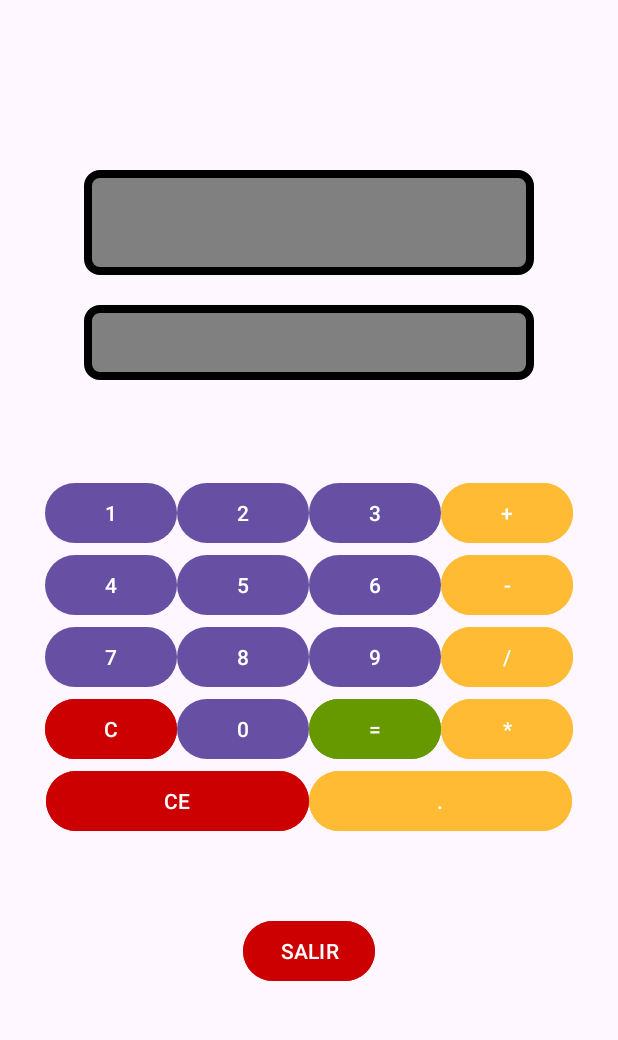
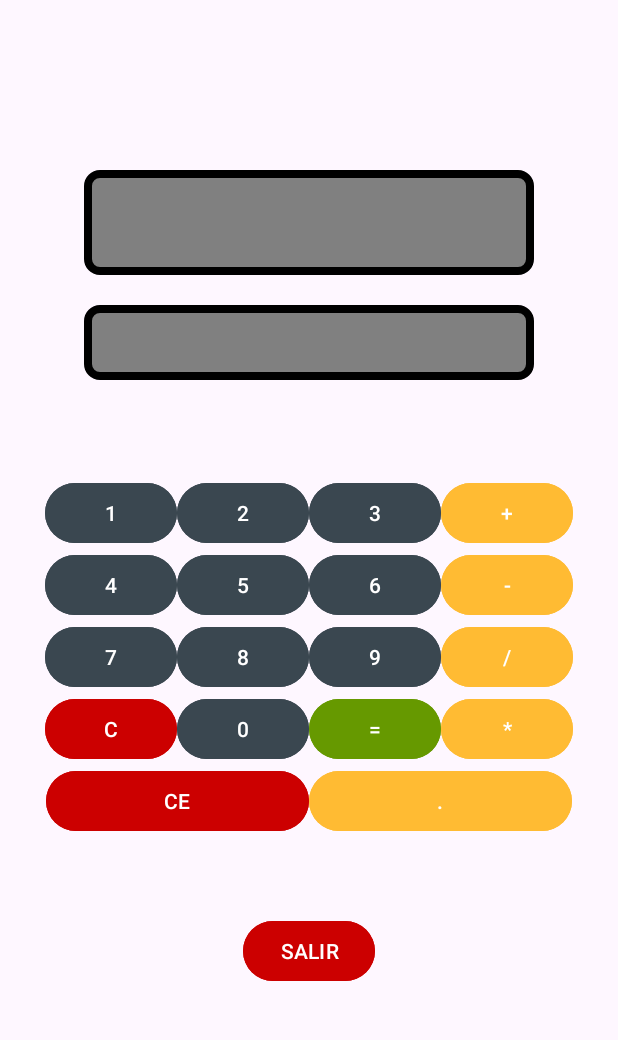
Before and after one commit to guillemulass/IMC_Calculadoras, an Android app: the screen it shows after launch (CalculadoraAlvaro), after a tap on an icon or button, on a phone screen of 412 x 824 dp, the part 105-1145 px from its top. Run offline under Robolectric (Android 15) with nearby library versions, the phone set to English and light mode, and no system bars.

```diff
--- a/app/src/main/res/layout/activity_calculadora_alvaro.xml
+++ b/app/src/main/res/layout/activity_calculadora_alvaro.xml
@@ -93,16 +93,19 @@
 
 
         <Button
+            android:backgroundTint="@color/Teal"
             android:id="@+id/button1"
             android:layout_width="wrap_content"
             android:layout_height="wrap_content"
             android:text="@string/_1"/>
         <Button
+            android:backgroundTint="@color/Teal"
             android:id="@+id/button2"
             android:layout_width="wrap_content"
             android:layout_height="wrap_content"
             android:text="@string/_2"/>
         <Button
+            android:backgroundTint="@color/Teal"
             android:id="@+id/button3"
             android:layout_width="wrap_content"
             android:layout_height="wrap_content"
@@ -126,16 +129,19 @@
 
 
         <Button
+            android:backgroundTint="@color/Teal"
             android:id="@+id/button4"
             android:layout_width="wrap_content"
             android:layout_height="wrap_content"
             android:text="@string/_4"/>
         <Button
+            android:backgroundTint="@color/Teal"
             android:id="@+id/button5"
             android:layout_width="wrap_content"
             android:layout_height="wrap_content"
             android:text="@string/_5"/>
         <Button
+            android:backgroundTint="@color/Teal"
             android:id="@+id/button6"
             android:layout_width="wrap_content"
             android:layout_height="wrap_content"
@@ -160,16 +166,19 @@
 
 
         <Button
+            android:backgroundTint="@color/Teal"
             android:id="@+id/button7"
             android:layout_width="wrap_content"
             android:layout_height="wrap_content"
             android:text="@string/_7"/>
         <Button
+            android:backgroundTint="@color/Teal"
             android:id="@+id/button8"
             android:layout_width="wrap_content"
             android:layout_height="wrap_content"
             android:text="@string/_8"/>
         <Button
+            android:backgroundTint="@color/Teal"
             android:id="@+id/button9"
             android:layout_width="wrap_content"
             android:layout_height="wrap_content"
@@ -197,6 +206,7 @@
             android:text="@string/c"
             android:backgroundTint="@android:color/holo_red_dark"/>
         <Button
+            android:backgroundTint="@color/Teal"
             android:id="@+id/button0"
             android:layout_width="wrap_content"
             android:layout_height="wrap_content"
```
Also changed, not shown: app/src/main/res/drawable/boton1.png (added), app/src/main/res/drawable/boton2.png (added), app/src/main/res/drawable/boton3.png (added), app/src/main/res/drawable/imc1.png (added), app/src/main/res/drawable/imc2.png (added), app/src/main/res/drawable/imc3.png (added), app/src/main/res/drawable/imc4.png (added), app/src/main/res/drawable/imc5.png (added).
